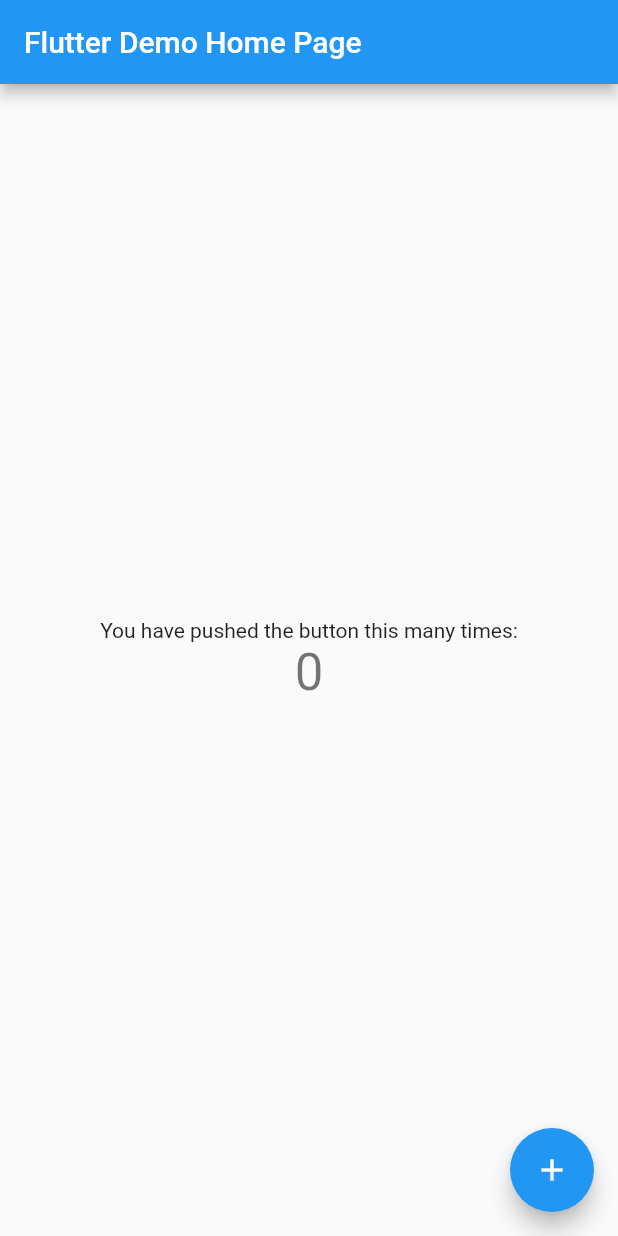
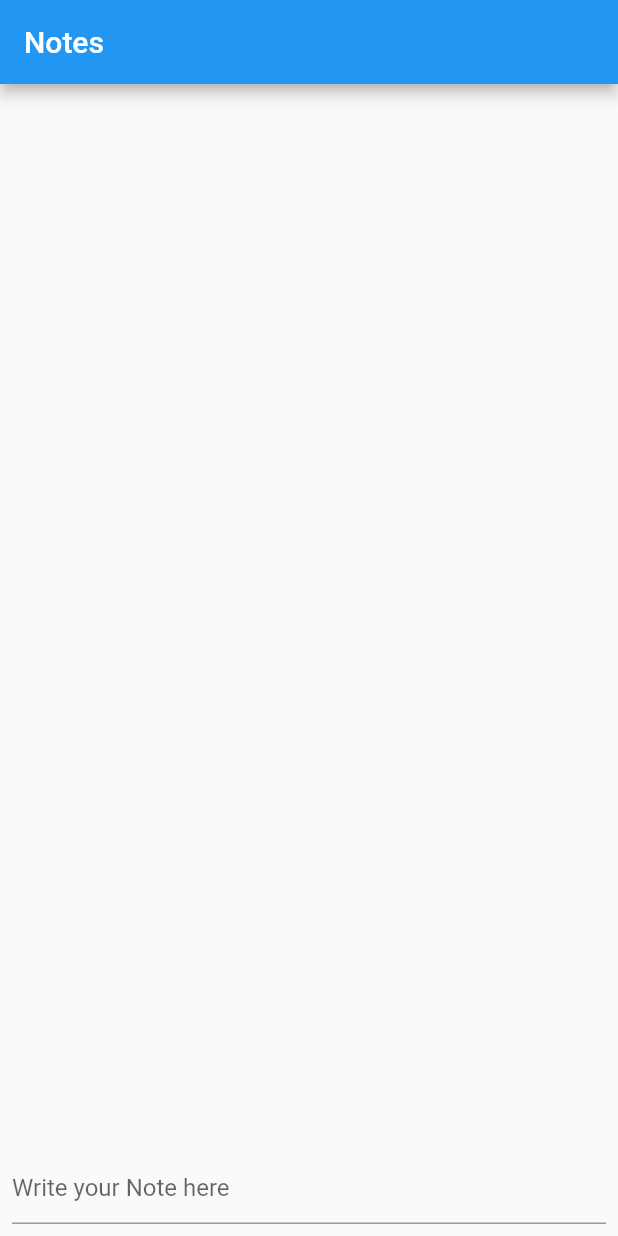
Before and after one commit to arifbd/flutter_moor_database, a Flutter app: the screen it shows after launch, on a phone screen of 412 x 824 dp. Run offline on Flutter 3.47's test engine with Material 2 defaults, Android fonts, the phone set to English and light mode, and no system bars; our stand-ins replace flutter_slidable, moor, moor_ffi; generated files the repository leaves out were written again.

Commit message:
create read delete note implemented

```diff
--- a/lib/database/moor_database.dart
+++ b/lib/database/moor_database.dart
@@ -18,7 +18,7 @@ LazyDatabase _openConnection() {
 
 @UseMoor(tables: [Notes], daos: [NoteDao])
 class MyMoorDatabase extends _$MyMoorDatabase {
-  MyMoorDatabase(QueryExecutor e) : super(_openConnection());
+  MyMoorDatabase() : super(_openConnection());
 
   @override
   int get schemaVersion => 1;
--- /dev/null
+++ b/lib/home.dart
@@ -0,0 +1,63 @@
+import 'package:flutter/material.dart';
+import 'package:moordatabase/model/dao/note_dao.dart';
+import 'package:moordatabase/new_note_input_widget.dart';
+import 'package:provider/provider.dart';
+import 'package:flutter_slidable/flutter_slidable.dart';
+import 'package:moordatabase/database/moor_database.dart';
+
+class HomePage extends StatefulWidget {
+  @override
+  _HomePageState createState() => _HomePageState();
+}
+
+class _HomePageState extends State<HomePage> {
+
+  @override
+  Widget build(BuildContext context) {
+    return Scaffold(
+        appBar: AppBar(
+          title: Text('Notes'),
+        ),
+        body: Column(
+          children: <Widget>[
+            Expanded(child: _buildNoteList(context)),
+            NewNoteInput(),
+          ],
+        ));
+  }
+
+  StreamBuilder<List<Note>> _buildNoteList(BuildContext context) {
+    final dao = Provider.of<NoteDao>(context);
+    return StreamBuilder(
+      stream: dao.watchAllNotes(),
+      builder: (context, AsyncSnapshot<List<Note>> snapshot) {
+        final notes = snapshot.data ?? List();
+
+        return ListView.builder(
+          itemCount: notes.length,
+          itemBuilder: (_, index) {
+            final itemNote = notes[index];
+            return _buildListItem(itemNote, dao);
+          },
+        );
+      },
+    );
+  }
+
+  Widget _buildListItem(Note itemNote, NoteDao dao) {
+    return Slidable(
+      actionPane: SlidableDrawerActionPane(),
+      secondaryActions: <Widget>[
+        IconSlideAction(
+          caption: 'Delete',
+          color: Colors.red,
+          icon: Icons.delete,
+          onTap: () => dao.deleteNote(itemNote),
+        )
+      ],
+      child: ListTile(
+        title: Text(itemNote.description)
+      ),
+    );
+  }
+}
--- a/lib/main.dart
+++ b/lib/main.dart
@@ -1,4 +1,7 @@
 import 'package:flutter/material.dart';
+import 'package:moordatabase/database/moor_database.dart';
+import 'package:moordatabase/home.dart';
+import 'package:provider/provider.dart';
 
 void main() {
   runApp(MyApp());
@@ -8,110 +11,12 @@ class MyApp extends StatelessWidget {
   // This widget is the root of your application.
   @override
   Widget build(BuildContext context) {
-    return MaterialApp(
-      title: 'Flutter Demo',
-      theme: ThemeData(
-        // This is the theme of your application.
-        //
-        // Try running your application with "flutter run". You'll see the
-        // application has a blue toolbar. Then, without quitting the app, try
-        // changing the primarySwatch below to Colors.green and then invoke
-        // "hot reload" (press "r" in the console where you ran "flutter run",
-        // or simply save your changes to "hot reload" in a Flutter IDE).
-        // Notice that the counter didn't reset back to zero; the application
-        // is not restarted.
-        primarySwatch: Colors.blue,
-        // This makes the visual density adapt to the platform that you run
-        // the app on. For desktop platforms, the controls will be smaller and
-        // closer together (more dense) than on mobile platforms.
-        visualDensity: VisualDensity.adaptivePlatformDensity,
+    return Provider(
+      builder: (_) => MyMoorDatabase().noteDao,
+      child: MaterialApp(
+        title: 'Material App',
+        home: HomePage(),
       ),
-      home: MyHomePage(title: 'Flutter Demo Home Page'),
     );
   }
 }
-
-class MyHomePage extends StatefulWidget {
-  MyHomePage({Key key, this.title}) : super(key: key);
-
-  // This widget is the home page of your application. It is stateful, meaning
-  // that it has a State object (defined below) that contains fields that affect
-  // how it looks.
-
-  // This class is the configuration for the state. It holds the values (in this
-  // case the title) provided by the parent (in this case the App widget) and
-  // used by the build method of the State. Fields in a Widget subclass are
-  // always marked "final".
-
-  final String title;
-
-  @override
-  _MyHomePageState createState() => _MyHomePageState();
-}
-
-class _MyHomePageState extends State<MyHomePage> {
-  int _counter = 0;
-
-  void _incrementCounter() {
-    setState(() {
-      // This call to setState tells the Flutter framework that something has
-      // changed in this State, which causes it to rerun the build method below
-      // so that the display can reflect the updated values. If we changed
-      // _counter without calling setState(), then the build method would not be
-      // called again, and so nothing would appear to happen.
-      _counter++;
-    });
-  }
-
-  @override
-  Widget build(BuildContext context) {
-    // This method is rerun every time setState is called, for instance as done
-    // by the _incrementCounter method above.
-    //
-    // The Flutter framework has been optimized to make rerunning build methods
-    // fast, so that you can just rebuild anything that needs updating rather
-    // than having to individually change instances of widgets.
-    return Scaffold(
-      appBar: AppBar(
-        // Here we take the value from the MyHomePage object that was created by
-        // the App.build method, and use it to set our appbar title.
-        title: Text(widget.title),
-      ),
-      body: Center(
-        // Center is a layout widget. It takes a single child and positions it
-        // in the middle of the parent.
-        child: Column(
-          // Column is also a layout widget. It takes a list of children and
-          // arranges them vertically. By default, it sizes itself to fit its
-          // children horizontally, and tries to be as tall as its parent.
-          //
-          // Invoke "debug painting" (press "p" in the console, choose the
-          // "Toggle Debug Paint" action from the Flutter Inspector in Android
-          // Studio, or the "Toggle Debug Paint" command in Visual Studio Code)
-          // to see the wireframe for each widget.
-          //
-          // Column has various properties to control how it sizes itself and
-          // how it positions its children. Here we use mainAxisAlignment to
-          // center the children vertically; the main axis here is the vertical
-          // axis because Columns are vertical (the cross axis would be
-          // horizontal).
-          mainAxisAlignment: MainAxisAlignment.center,
-          children: <Widget>[
-            Text(
-              'You have pushed the button this many times:',
-            ),
-            Text(
-              '$_counter',
-              style: Theme.of(context).textTheme.headline4,
-            ),
-          ],
-        ),
-      ),
-      floatingActionButton: FloatingActionButton(
-        onPressed: _incrementCounter,
-        tooltip: 'Increment',
-        child: Icon(Icons.add),
-      ), // This trailing comma makes auto-formatting nicer for build methods.
-    );
-  }
-}
--- /dev/null
+++ b/lib/new_note_input_widget.dart
@@ -0,0 +1,58 @@
+import 'package:flutter/material.dart';
+import 'package:moordatabase/database/moor_database.dart';
+import 'package:moordatabase/model/dao/note_dao.dart';
+import 'package:provider/provider.dart';
+
+class NewNoteInput extends StatefulWidget {
+  const NewNoteInput({Key key,}) : super(key: key);
+
+  @override
+  _NewNoteInputState createState() => _NewNoteInputState();
+}
+
+class _NewNoteInputState extends State<NewNoteInput> {
+  TextEditingController controller;
+
+  @override
+  void initState() {
+    super.initState();
+    controller = TextEditingController();
+  }
+
+  @override
+  Widget build(BuildContext context) {
+    return Container(
+      padding: const EdgeInsets.all(8.0),
+      child: Row(
+        mainAxisSize: MainAxisSize.max,
+        children: <Widget>[
+          _buildTextField(context),
+        ],
+      ),
+    );
+  }
+
+  Expanded _buildTextField(BuildContext context) {
+    return Expanded(
+      child: TextField(
+        controller: controller,
+        decoration: InputDecoration(hintText: 'Write your Note here'),
+        onSubmitted: (inputDescription) {
+          final dao = Provider.of<NoteDao>(context);
+          final note = Note(
+            id:null,
+            description: inputDescription,
+          );
+          dao.insertNote(note);
+          resetValuesAfterSubmit();
+        },
+      ),
+    );
+  }
+
+  void resetValuesAfterSubmit() {
+    setState(() {
+      controller.clear();
+    });
+  }
+}
--- a/pubspec.yaml
+++ b/pubspec.yaml
@@ -27,6 +27,8 @@ dependencies:
   moor_ffi: 0.6.0
   path_provider: 1.6.10
   path: 1.6.4
+  provider: ^3.0.0+1
+  flutter_slidable: ^0.5.3
 
   # The following adds the Cupertino Icons font to your application.
   # Use with the CupertinoIcons class for iOS style icons.
```
Also changed, not shown: pubspec.lock, 1 other file.
